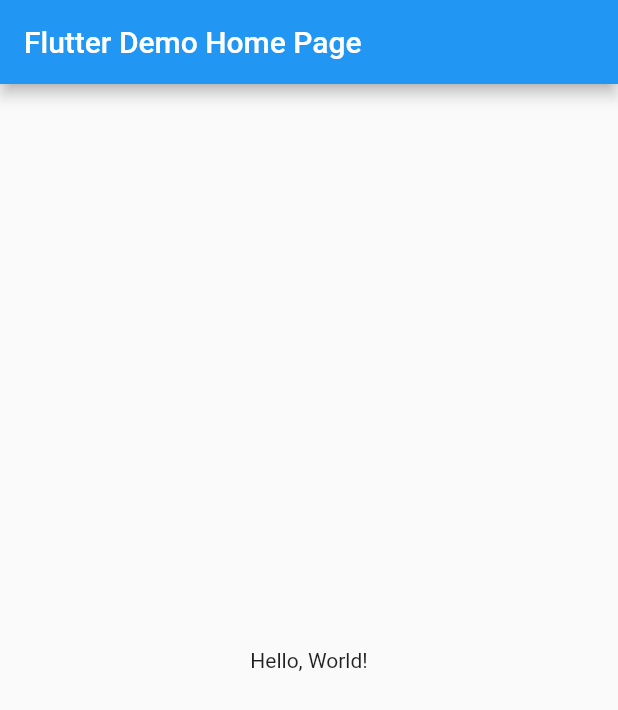
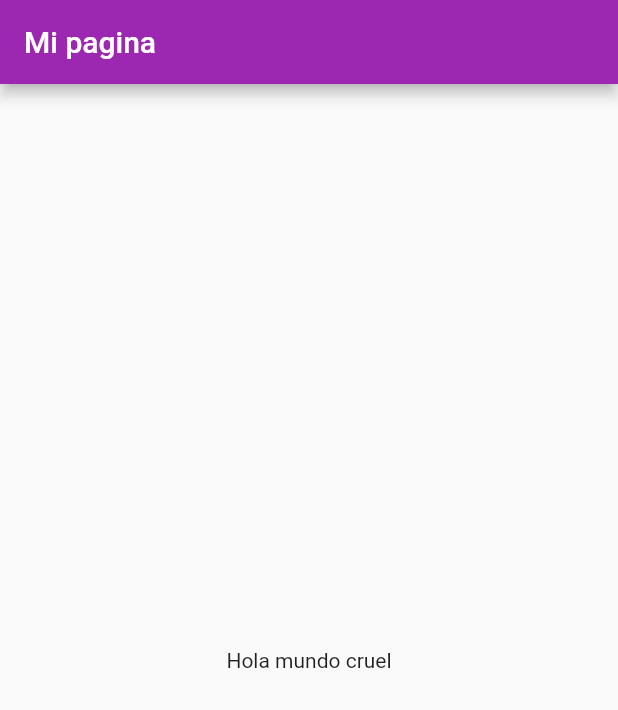
Before and after one commit to RocioHurtadoHeredia/practica1_jaja, a Flutter app: the screen it shows after launch, on a phone screen of 412 x 824 dp. Shown: the top 710 px of the screen. Run offline on Flutter 3.47's test engine with Material 2 defaults, Android fonts, the phone set to English and light mode, and no system bars.

Commit message:
Update main.dart

```diff
--- a/lib/main.dart
+++ b/lib/main.dart
@@ -9,14 +9,14 @@ class MyApp extends StatelessWidget {
   Widget build(BuildContext context) {
     return MaterialApp(
       // Application name
-      title: 'Flutter Hello World',
+      title: 'Mi pestaña',
       // Application theme data, you can set the colors for the application as
       // you want
       theme: ThemeData(
-        primarySwatch: Colors.blue,
+        primarySwatch: Colors.purple,
       ),
       // A widget which will be started on application startup
-      home: MyHomePage(title: 'Flutter Demo Home Page'),
+      home: MyHomePage(title: 'Mi pagina'),
     );
   }
 }
@@ -34,7 +34,7 @@ class MyHomePage extends StatelessWidget {
       ),
       body: Center(
         child: Text(
-          'Hello, World!',
+          'Hola mundo cruel',
         ),
       ),
     );
```
